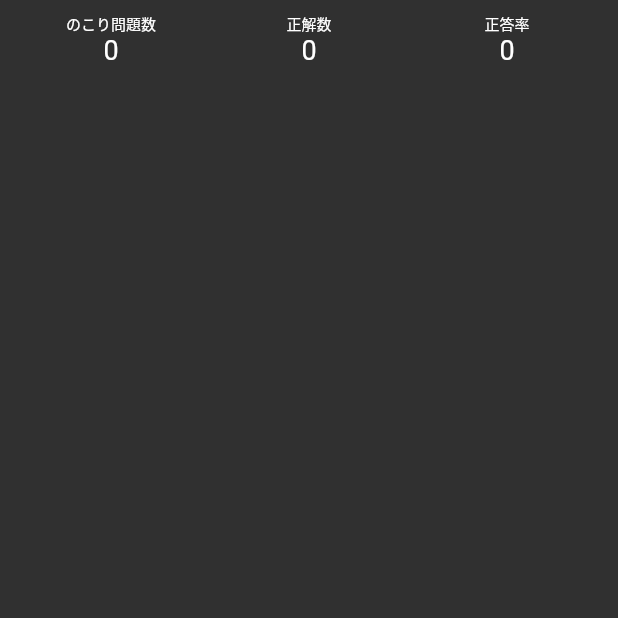
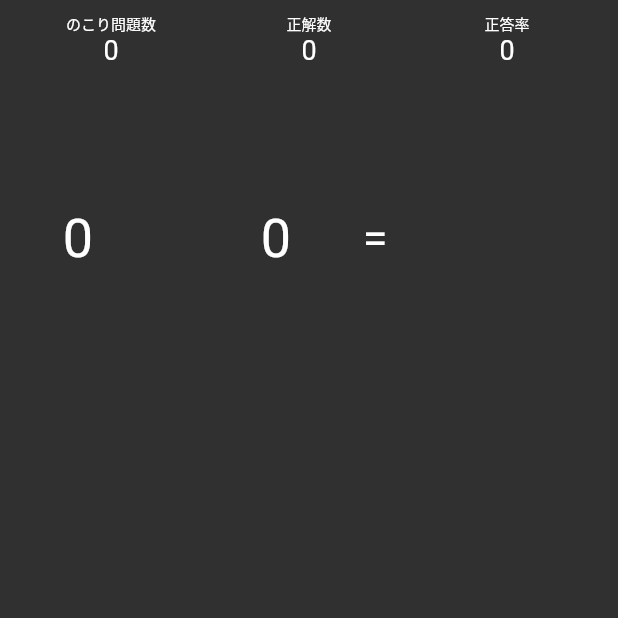
Before and after one commit to kana0830/retry_calc_training, a Flutter app: the screen it shows after launch, after a tap on "スタート", on a phone screen of 412 x 824 dp, the top half of it. Run offline on Flutter 3.47's test engine with Material 2 defaults, Android fonts, the light colour scheme and no system bars.

Commit message:
Add:問題表示部分追加

```diff
--- a/lib/screens/test_screen.dart
+++ b/lib/screens/test_screen.dart
@@ -14,6 +14,11 @@ class _TestScreenState extends State<TestScreen> {
   int numberOfCorrect = 0;
   int correctRate = 0;
 
+  int questionLeft = 0;
+  int questionRight = 0;
+  String operator = "";
+  String answerString = "";
+
   //@override
   Widget build(BuildContext context) {
     return SafeArea(
@@ -25,7 +30,7 @@ class _TestScreenState extends State<TestScreen> {
                 //スコア表示部分
                 _scorePart(),
                 //問題表示部分
-                //_questionPart(),
+                _questionPart(),
                 //電卓ボタン部分
                 //_calcButtons(),
                 //答え合わせボタン
@@ -86,7 +91,60 @@ class _TestScreenState extends State<TestScreen> {
   }
 
   //問題表示部分
-  //Widget _questionPart() {}
+  Widget _questionPart() {
+    return Padding(
+      padding: const EdgeInsets.only(left: 8.0, right: 8.0, top: 80.0),
+      child: Row(
+        children: [
+          Expanded(
+            flex: 2,
+            child: Center(
+              child: Text(
+                questionLeft.toString(),
+                style: TextStyle(fontSize: 36.0),
+              ),
+            ),
+          ),
+          Expanded(
+            flex: 1,
+            child: Center(
+              child: Text(
+                operator,
+                style: TextStyle(fontSize: 30.0),
+              ),
+            ),
+          ),
+          Expanded(
+            flex: 2,
+            child: Center(
+              child: Text(
+                questionRight.toString(),
+                style: TextStyle(fontSize: 36.0),
+              ),
+            ),
+          ),
+          Expanded(
+            flex: 1,
+            child: Center(
+              child: Text(
+                "=",
+                style: TextStyle(fontSize: 30.0),
+              ),
+            ),
+          ),
+          Expanded(
+            flex: 3,
+            child: Center(
+              child: Text(
+                answerString,
+                style: TextStyle(fontSize: 60.0),
+              ),
+            ),
+          ),
+        ],
+      ),
+    );
+  }
 
   //電卓ボタン部分
   //Widget _calcButtons() {}
```
